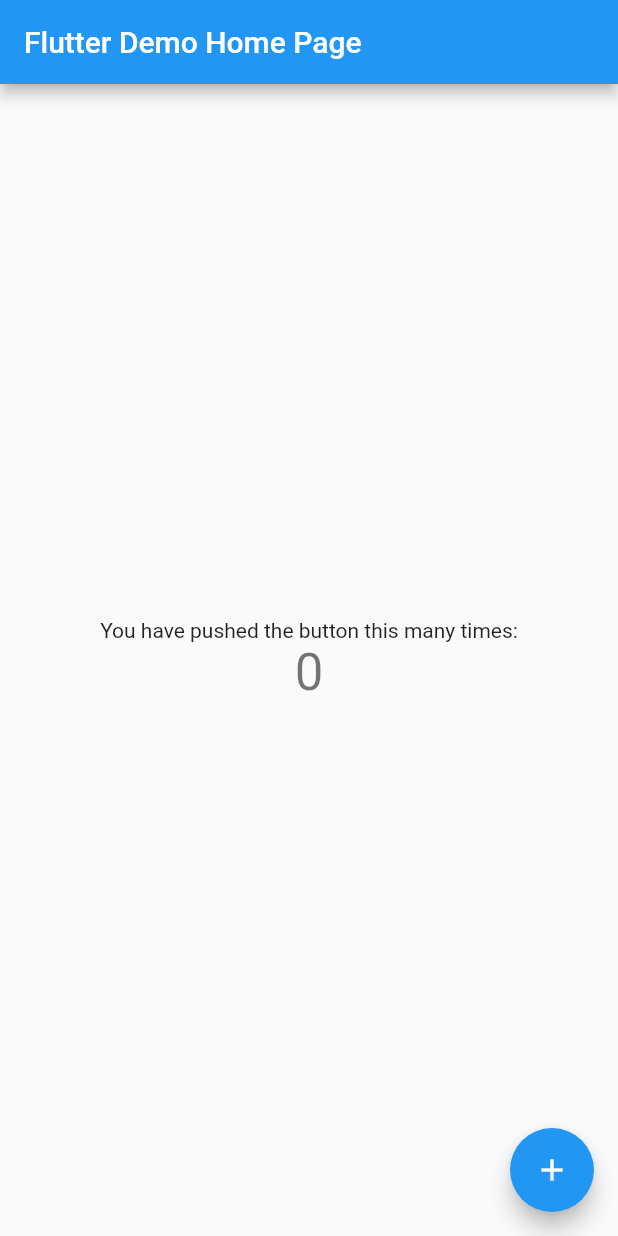
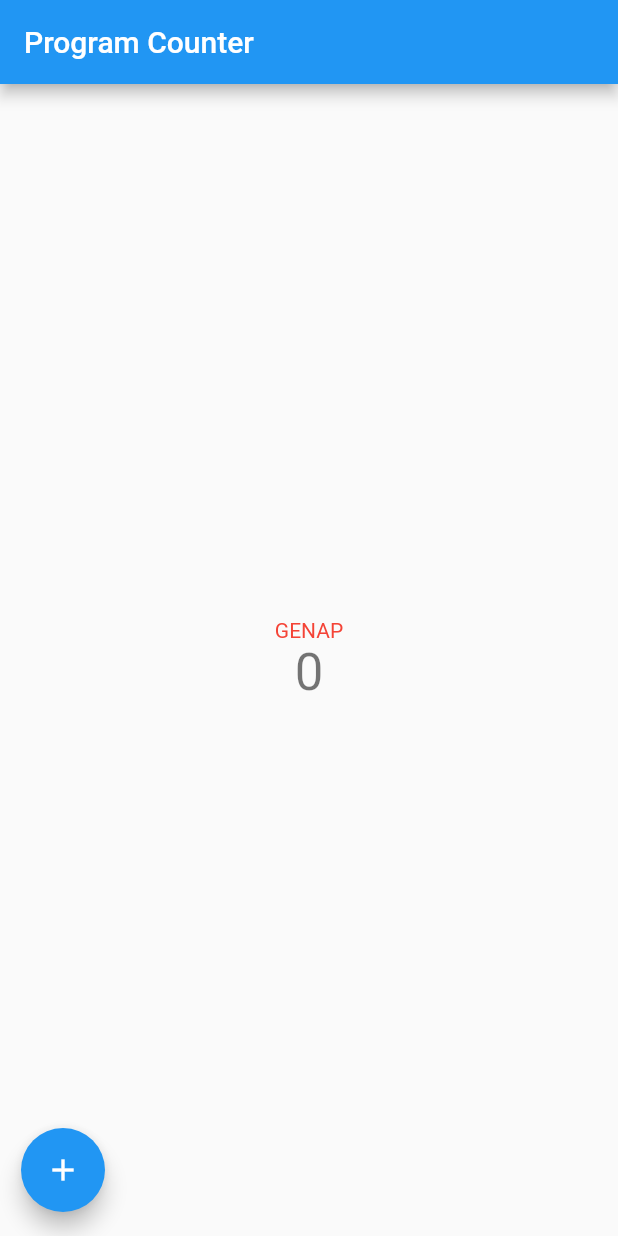
Before and after one commit to alizhasubianto/pbp-flutter-lab, a Flutter app: the screen it shows after launch, on a phone screen of 412 x 824 dp. Run offline on Flutter 3.47's test engine with Material 2 defaults, Android fonts, the phone set to English and light mode, and no system bars.

Commit message:
tugas 7 fix

```diff
--- a/lib/main.dart
+++ b/lib/main.dart
@@ -13,18 +13,9 @@ class MyApp extends StatelessWidget {
     return MaterialApp(
       title: 'Flutter Demo',
       theme: ThemeData(
-        // This is the theme of your application.
-        //
-        // Try running your application with "flutter run". You'll see the
-        // application has a blue toolbar. Then, without quitting the app, try
-        // changing the primarySwatch below to Colors.green and then invoke
-        // "hot reload" (press "r" in the console where you ran "flutter run",
-        // or simply save your changes to "hot reload" in a Flutter IDE).
-        // Notice that the counter didn't reset back to zero; the application
-        // is not restarted.
         primarySwatch: Colors.blue,
       ),
-      home: const MyHomePage(title: 'Flutter Demo Home Page'),
+      home: const MyHomePage(title: 'Program Counter'),
     );
   }
 }
@@ -32,15 +23,7 @@ class MyApp extends StatelessWidget {
 class MyHomePage extends StatefulWidget {
   const MyHomePage({super.key, required this.title});
 
-  // This widget is the home page of your application. It is stateful, meaning
-  // that it has a State object (defined below) that contains fields that affect
-  // how it looks.
-
-  // This class is the configuration for the state. It holds the values (in this
-  // case the title) provided by the parent (in this case the App widget) and
-  // used by the build method of the State. Fields in a Widget subclass are
-  // always marked "final".
-
+  // This widget is the home page of your application.
   final String title;
 
   @override
@@ -52,12 +35,13 @@ class _MyHomePageState extends State<MyHomePage> {
 
   void _incrementCounter() {
     setState(() {
-      // This call to setState tells the Flutter framework that something has
-      // changed in this State, which causes it to rerun the build method below
-      // so that the display can reflect the updated values. If we changed
-      // _counter without calling setState(), then the build method would not be
-      // called again, and so nothing would appear to happen.
       _counter++;
+    });
+  }
+
+  void _decrementCounter() {
+    setState(() {
+      _counter--;
     });
   }
 
@@ -65,38 +49,19 @@ class _MyHomePageState extends State<MyHomePage> {
   Widget build(BuildContext context) {
     // This method is rerun every time setState is called, for instance as done
     // by the _incrementCounter method above.
-    //
-    // The Flutter framework has been optimized to make rerunning build methods
-    // fast, so that you can just rebuild anything that needs updating rather
-    // than having to individually change instances of widgets.
     return Scaffold(
       appBar: AppBar(
-        // Here we take the value from the MyHomePage object that was created by
-        // the App.build method, and use it to set our appbar title.
         title: Text(widget.title),
       ),
       body: Center(
-        // Center is a layout widget. It takes a single child and positions it
-        // in the middle of the parent.
         child: Column(
-          // Column is also a layout widget. It takes a list of children and
-          // arranges them vertically. By default, it sizes itself to fit its
-          // children horizontally, and tries to be as tall as its parent.
-          //
-          // Invoke "debug painting" (press "p" in the console, choose the
-          // "Toggle Debug Paint" action from the Flutter Inspector in Android
-          // Studio, or the "Toggle Debug Paint" command in Visual Studio Code)
-          // to see the wireframe for each widget.
-          //
-          // Column has various properties to control how it sizes itself and
-          // how it positions its children. Here we use mainAxisAlignment to
-          // center the children vertically; the main axis here is the vertical
-          // axis because Columns are vertical (the cross axis would be
-          // horizontal).
           mainAxisAlignment: MainAxisAlignment.center,
           children: <Widget>[
-            const Text(
-              'You have pushed the button this many times:',
+            Text(
+              _counter % 2 == 0? 'GENAP' : 'GANJIL',
+              style: TextStyle(
+                color: _counter % 2 == 0? Colors.red : Colors.blue
+              )
             ),
             Text(
               '$_counter',
@@ -105,11 +70,27 @@ class _MyHomePageState extends State<MyHomePage> {
           ],
         ),
       ),
-      floatingActionButton: FloatingActionButton(
-        onPressed: _incrementCounter,
-        tooltip: 'Increment',
-        child: const Icon(Icons.add),
-      ), // This trailing comma makes auto-formatting nicer for build methods.
+      floatingActionButton: Row(
+        mainAxisAlignment: MainAxisAlignment.spaceBetween,
+        children: [
+          if (_counter > 0)
+            Padding(padding: const EdgeInsets.only(left: 30),
+              child: FloatingActionButton(
+              onPressed: _decrementCounter,
+              tooltip: 'Decrement',
+              child:  const Icon(Icons.remove),
+              ),
+            ),
+            Padding(padding: const EdgeInsets.only(left: 30),
+              child: FloatingActionButton(
+              onPressed: _incrementCounter,
+              tooltip: 'Increment',
+              child: const Icon(Icons.add),
+            ),
+            ),
+        ],
+      ),
+
     );
   }
 }
```
Also changed, not shown: 1 other file.
